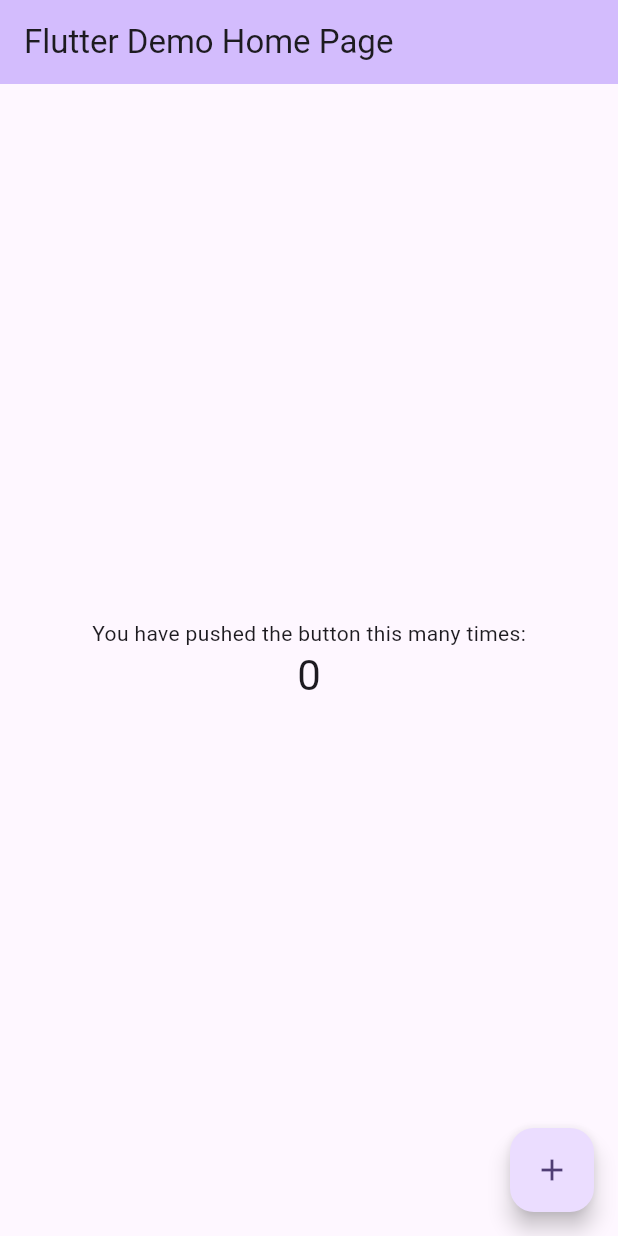
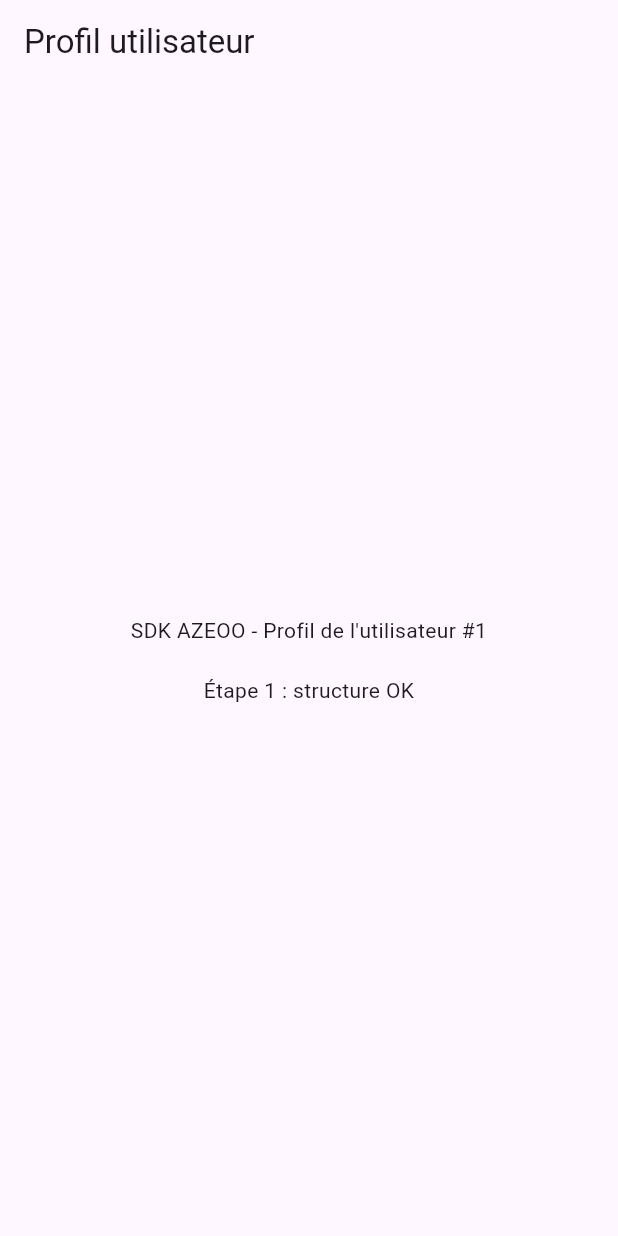
Before and after one commit to LenaGonzalezBreton/azeoo-flutter-sdk, a Flutter app: the screen it shows after launch, on a phone screen of 412 x 824 dp. Run offline on Flutter 3.47's test engine with Material 3 defaults, Android fonts, the phone set to English and light mode, and no system bars; our stand-ins replace dio, flutter_riverpod, freezed_annotation.

Commit message:
feat(profile): add domain + data layers (models, datasource, repo, usecase)

```diff
--- /dev/null
+++ b/lib/features/profile/domain/repositories/profile_repository.dart
@@ -0,0 +1,5 @@
+import '../entities/user.dart';
+
+abstract class ProfileRepository {
+  Future<User> getUser(int userId);
+}
--- a/lib/main.dart
+++ b/lib/main.dart
@@ -1,122 +1,6 @@
 import 'package:flutter/material.dart';
+import 'sdk/azeoo_sdk.dart';
 
 void main() {
-  runApp(const MyApp());
+  runApp(AzeooSdk.userProfileScreen(userId: 1));
 }
-
-class MyApp extends StatelessWidget {
-  const MyApp({super.key});
-
-  // This widget is the root of your application.
-  @override
-  Widget build(BuildContext context) {
-    return MaterialApp(
-      title: 'Flutter Demo',
-      theme: ThemeData(
-        // This is the theme of your application.
-        //
-        // TRY THIS: Try running your application with "flutter run". You'll see
-        // the application has a purple toolbar. Then, without quitting the app,
-        // try changing the seedColor in the colorScheme below to Colors.green
-        // and then invoke "hot reload" (save your changes or press the "hot
-        // reload" button in a Flutter-supported IDE, or press "r" if you used
-        // the command line to start the app).
-        //
-        // Notice that the counter didn't reset back to zero; the application
-        // state is not lost during the reload. To reset the state, use hot
-        // restart instead.
-        //
-        // This works for code too, not just values: Most code changes can be
-        // tested with just a hot reload.
-        colorScheme: .fromSeed(seedColor: Colors.deepPurple),
-      ),
-      home: const MyHomePage(title: 'Flutter Demo Home Page'),
-    );
-  }
-}
-
-class MyHomePage extends StatefulWidget {
-  const MyHomePage({super.key, required this.title});
-
-  // This widget is the home page of your application. It is stateful, meaning
-  // that it has a State object (defined below) that contains fields that affect
-  // how it looks.
-
-  // This class is the configuration for the state. It holds the values (in this
-  // case the title) provided by the parent (in this case the App widget) and
-  // used by the build method of the State. Fields in a Widget subclass are
-  // always marked "final".
-
-  final String title;
-
-  @override
-  State<MyHomePage> createState() => _MyHomePageState();
-}
-
-class _MyHomePageState extends State<MyHomePage> {
-  int _counter = 0;
-
-  void _incrementCounter() {
-    setState(() {
-      // This call to setState tells the Flutter framework that something has
-      // changed in this State, which causes it to rerun the build method below
-      // so that the display can reflect the updated values. If we changed
-      // _counter without calling setState(), then the build method would not be
-      // called again, and so nothing would appear to happen.
-      _counter++;
-    });
-  }
-
-  @override
-  Widget build(BuildContext context) {
-    // This method is rerun every time setState is called, for instance as done
-    // by the _incrementCounter method above.
-    //
-    // The Flutter framework has been optimized to make rerunning build methods
-    // fast, so that you can just rebuild anything that needs updating rather
-    // than having to individually change instances of widgets.
-    return Scaffold(
-      appBar: AppBar(
-        // TRY THIS: Try changing the color here to a specific color (to
-        // Colors.amber, perhaps?) and trigger a hot reload to see the AppBar
-        // change color while the other colors stay the same.
-        backgroundColor: Theme.of(context).colorScheme.inversePrimary,
-        // Here we take the value from the MyHomePage object that was created by
-        // the App.build method, and use it to set our appbar title.
-        title: Text(widget.title),
-      ),
-      body: Center(
-        // Center is a layout widget. It takes a single child and positions it
-        // in the middle of the parent.
-        child: Column(
-          // Column is also a layout widget. It takes a list of children and
-          // arranges them vertically. By default, it sizes itself to fit its
-          // children horizontally, and tries to be as tall as its parent.
-          //
-          // Column has various properties to control how it sizes itself and
-          // how it positions its children. Here we use mainAxisAlignment to
-          // center the children vertically; the main axis here is the vertical
-          // axis because Columns are vertical (the cross axis would be
-          // horizontal).
-          //
-          // TRY THIS: Invoke "debug painting" (choose the "Toggle Debug Paint"
-          // action in the IDE, or press "p" in the console), to see the
-          // wireframe for each widget.
-          mainAxisAlignment: .center,
-          children: [
-            const Text('You have pushed the button this many times:'),
-            Text(
-              '$_counter',
-              style: Theme.of(context).textTheme.headlineMedium,
-            ),
-          ],
-        ),
-      ),
-      floatingActionButton: FloatingActionButton(
-        onPressed: _incrementCounter,
-        tooltip: 'Increment',
-        child: const Icon(Icons.add),
-      ),
-    );
-  }
-}
--- /dev/null
+++ b/lib/sdk/azeoo_sdk.dart
@@ -0,0 +1,41 @@
+import 'package:flutter/material.dart';
+import 'package:flutter_riverpod/flutter_riverpod.dart';
+
+/// API publique du SDK AZEOO.
+///
+/// Une app hôte (React Native, Android natif, iOS natif…) peut appeler
+/// AzeooSdk.userProfileScreen(userId: ...) pour afficher la page profil.
+class AzeooSdk {
+  static Widget userProfileScreen({required int userId}) {
+    return ProviderScope(
+      overrides: [
+        // Si besoin on override certains providers ici.
+        // userIdProvider.overrideWithValue(userId),
+      ],
+      child: _UserProfileRoot(userId: userId),
+    );
+  }
+}
+
+class _UserProfileRoot extends StatelessWidget {
+  final int userId;
+
+  const _UserProfileRoot({super.key, required this.userId});
+
+  @override
+  Widget build(BuildContext context) {
+    return MaterialApp(
+      debugShowCheckedModeBanner: false,
+      home: Scaffold(
+        appBar: AppBar(title: Text("Profil utilisateur")),
+        body: Center(
+          child: Text(
+            "SDK AZEOO - Profil de l'utilisateur #$userId\n\n"
+                "Étape 1 : structure OK",
+            textAlign: TextAlign.center,
+          ),
+        ),
+      ),
+    );
+  }
+}
```
Also changed, not shown: lib/features/profile/data/datasources/profile_remote_datasource.dart (added, +28 -0 lines), lib/features/profile/data/models/user_model.dart (added, +50 -0 lines), lib/features/profile/data/repositories_impl/profile_repository_impl.dart (added, +15 -0 lines), lib/features/profile/domain/entities/user.dart (added, +13 -0 lines), lib/features/profile/domain/usecases/get_user_profile.dart (added, +12 -0 lines), pubspec.yaml (+9 -0 lines), lib/features/profile/data/models/user_model.freezed.dart (added), lib/features/profile/data/models/user_model.g.dart (added), lib/features/profile/presentation/pages/profile_page.dart (added), lib/features/profile/presentation/providers/profile_provider.dart (added), pubspec.lock, 1 other file.
